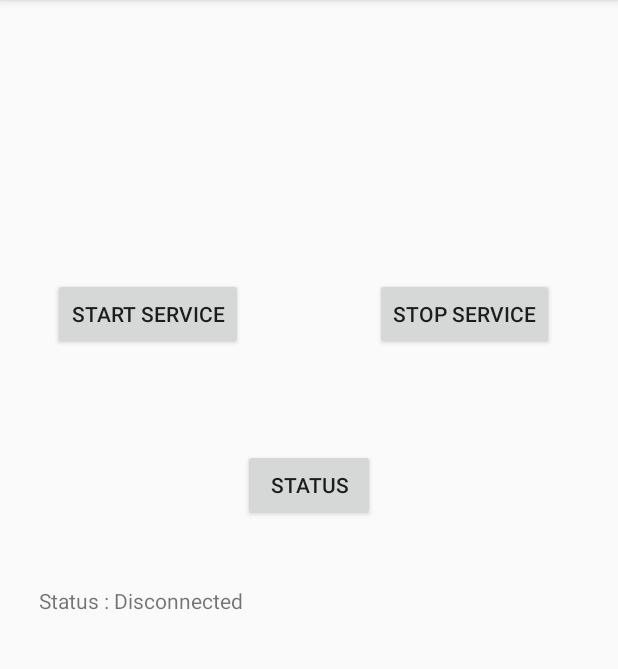
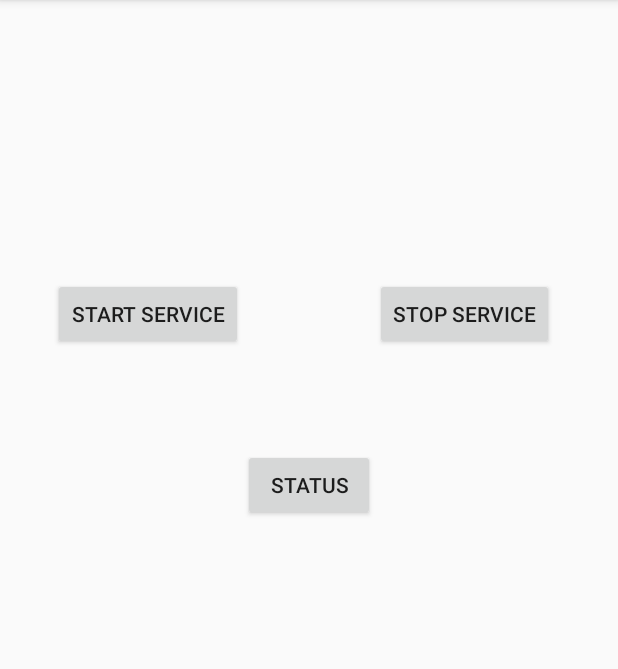
Before and after one commit to tonyn9/WalkTexter-AndroidApp, an Android app: the screen it shows after launch (MainActivity), after a tap on "STATUS", on a phone screen of 412 x 824 dp, the part 84-753 px from its top. Run offline under Robolectric (Android 15) with nearby library versions, the phone set to English and light mode, and no system bars.

Commit message:
Revert "added some messages to status check."
This reverts commit eb712e97c007404285a8a1344f3c3c0246bc9030.

gotta roll back because app is now crashing.

```diff
--- a/app/src/main/java/com/example/tony/walktexter2/MainActivity.java
+++ b/app/src/main/java/com/example/tony/walktexter2/MainActivity.java
@@ -4,21 +4,15 @@ import android.content.Intent;
 import android.support.v7.app.AppCompatActivity;
 import android.os.Bundle;
 import android.view.View;
-import android.widget.TextView;
-
-import org.w3c.dom.Text;
 
 public class MainActivity extends AppCompatActivity {
 
     Intent intent;
-    TextView StatusText;
 
     @Override
     protected void onCreate(Bundle savedInstanceState) {
         super.onCreate(savedInstanceState);
         setContentView(R.layout.activity_main);
-        StatusText = (TextView) findViewById(R.id.StatusText);
-        intent = null;
     }
 
     //start the service
@@ -40,11 +34,6 @@ public class MainActivity extends AppCompatActivity {
     //if disconnected
     //if connected, get name of device connected
     public void statusWTService(View view){
-        StatusText.setVisibility(View.VISIBLE);
-        if(intent == null){
-            StatusText.setText("Status : Disconnected");
-        }else{
-            StatusText.setText("Status : Unknown");
-        }
+
     }
 }
--- a/app/src/main/res/layout/activity_main.xml
+++ b/app/src/main/res/layout/activity_main.xml
@@ -43,14 +43,4 @@
         android:layout_above="@+id/BTbutton"
         android:layout_toEndOf="@+id/BTbutton"
         android:onClick="stopWTService"/>
-
-    <TextView
-        android:text="Status : "
-        android:visibility="invisible"
-        android:layout_width="wrap_content"
-        android:layout_height="wrap_content"
-        android:layout_below="@+id/BTbutton"
-        android:layout_toStartOf="@+id/BTbutton"
-        android:layout_marginTop="43dp"
-        android:id="@+id/StatusText" />
 </RelativeLayout>
```
